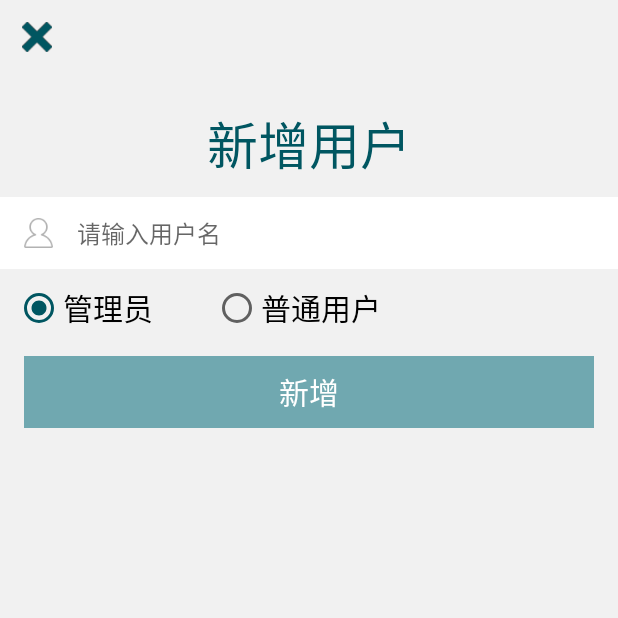
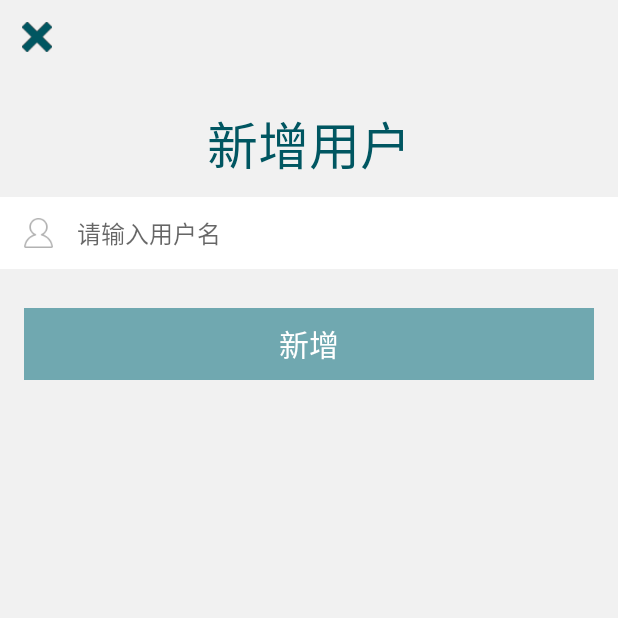
Before and after one commit to 1185937731/hjjc, an Android app: the AddClientActivity screen opened directly, with no data from a screen before it, on a phone screen of 412 x 824 dp, the top half of it. Run offline under Robolectric (Android 15) with nearby library versions, the phone set to English and light mode, and no system bars; libraries missing offline, so code that uses them is left out: retrofit2.adapter.rxjava, rx.android.schedulers, rx.functions, rx.schedulers; 1 statement that could not run was skipped.

Commit message:
修改新增用户

```diff
--- a/app/src/main/java/com/ccnu/hjjc/activity/AddClientActivity.java
+++ b/app/src/main/java/com/ccnu/hjjc/activity/AddClientActivity.java
@@ -24,9 +24,9 @@ public class AddClientActivity extends AppCompatActivity {
 
     private LinearLayout cancel;
     private EditText clientname;
-    private RadioGroup monitor;
+//    private RadioGroup monitor;
     private Button addClient;
-    private int monitorValue = 1;//‘0’为普通用户，‘1’为管理员；
+    private int monitorValue = 0;//‘0’为普通用户，‘1’为管理员；
     private HttpLoader httpLoader;
 
     @Override
@@ -42,7 +42,7 @@ public class AddClientActivity extends AppCompatActivity {
         addClient = findViewById(R.id.bt_add_client);
         cancel = findViewById(R.id.ll_cancel);
         clientname = findViewById(R.id.et_clientname);
-        monitor = findViewById(R.id.rg_monitor);
+//        monitor = findViewById(R.id.rg_monitor);
         addClient = findViewById(R.id.bt_add_client);
         addClient.setEnabled(false);
         addClient.setClickable(false);
@@ -74,16 +74,16 @@ public class AddClientActivity extends AppCompatActivity {
                 }
             }
         });
-        monitor.setOnCheckedChangeListener(new RadioGroup.OnCheckedChangeListener() {
-            @Override
-            public void onCheckedChanged(RadioGroup radioGroup, int i) {
-                if (i == R.id.rb_manager) {
-                    monitorValue = 1;
-                } else if (i == R.id.rb_client) {
-                    monitorValue = 0;
-                }
-            }
-        });
+//        monitor.setOnCheckedChangeListener(new RadioGroup.OnCheckedChangeListener() {
+//            @Override
+//            public void onCheckedChanged(RadioGroup radioGroup, int i) {
+//                if (i == R.id.rb_manager) {
+//                    monitorValue = 1;
+//                } else if (i == R.id.rb_client) {
+//                    monitorValue = 0;
+//                }
+//            }
+//        });
         addClient.setOnClickListener(new View.OnClickListener() {
             @Override
             public void onClick(View view) {
--- a/app/src/main/java/com/ccnu/hjjc/service/NotificationCollectorService.java
+++ b/app/src/main/java/com/ccnu/hjjc/service/NotificationCollectorService.java
@@ -57,6 +57,7 @@ public class NotificationCollectorService extends NotificationListenerService {
                 .setSound(sound)
                 .setDefaults(Notification.DEFAULT_LIGHTS)
                 .build();// getNotification()
+        notification.flags = Notification.FLAG_INSISTENT;
 
     }
 
--- a/app/src/main/res/layout/activity_add_client.xml
+++ b/app/src/main/res/layout/activity_add_client.xml
@@ -61,27 +61,8 @@
         android:layout_width="match_parent"
         android:layout_height="wrap_content"
         android:layout_marginTop="10dp"
-        android:orientation="horizontal">
+        android:orientation="horizontal"/>
 
-        <RadioButton
-            android:id="@+id/rb_manager"
-            android:layout_width="wrap_content"
-            android:layout_height="wrap_content"
-            android:layout_marginLeft="10dp"
-            android:checked="true"
-            android:gravity="center"
-            android:text="管理员"
-            android:textSize="20sp" />
-
-        <RadioButton
-            android:id="@+id/rb_client"
-            android:layout_width="wrap_content"
-            android:layout_height="wrap_content"
-            android:layout_marginLeft="40dp"
-            android:checked="false"
-            android:text="普通用户"
-            android:textSize="20sp" />
-    </RadioGroup>
 
     <Button
         android:id="@+id/bt_add_client"
```
